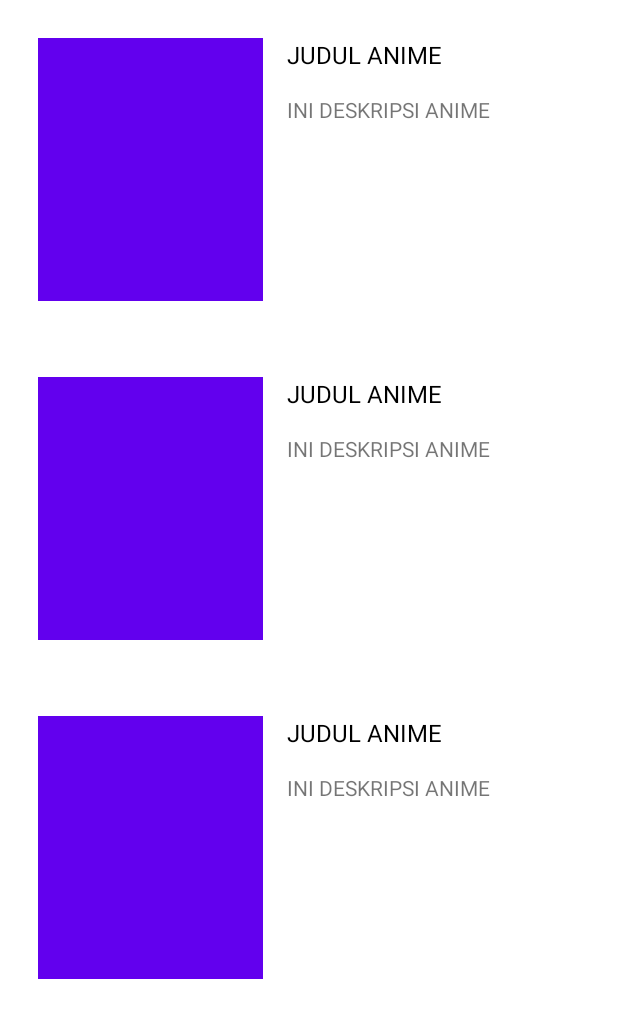
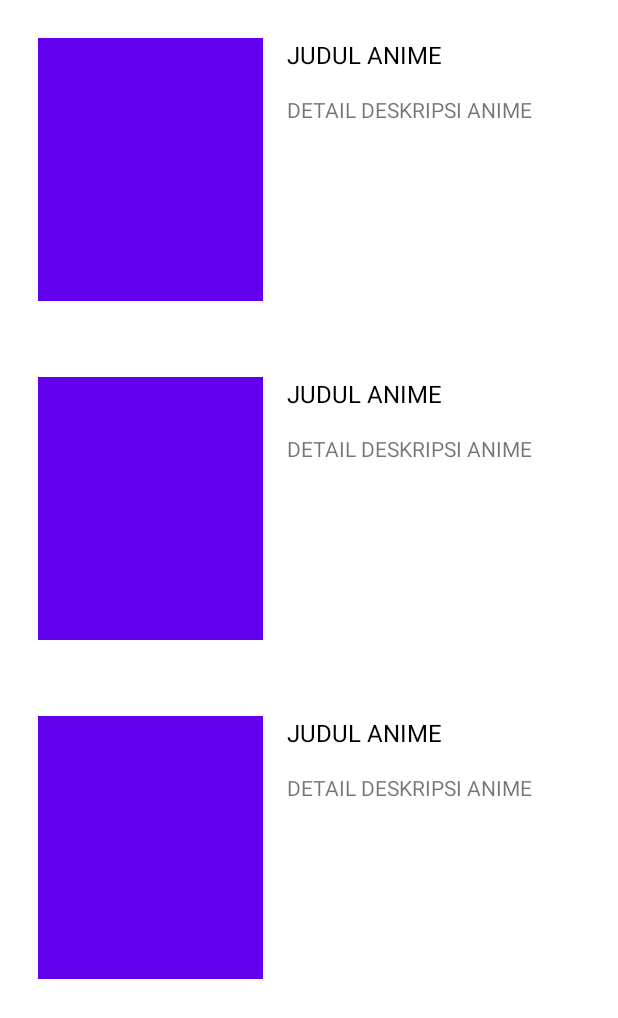
Before and after one commit to dwirahmadita/BakumanV2, an Android app: the layout activity_main.xml on its own in the app's theme, with its tools: preview values and no code run, on a phone screen of 412 x 824 dp. Shown: the top 1018 px of the screen. Run offline under Robolectric (Android 15) with nearby library versions, the phone set to English and light mode, and no system bars.

Commit message:
Update item_movie.xml

```diff
--- a/app/src/main/res/layout/item_movie.xml
+++ b/app/src/main/res/layout/item_movie.xml
@@ -28,7 +28,7 @@
         android:layout_marginStart="16dp"
         android:layout_marginTop="16dp"
         android:maxLines="4"
-        android:text="INI DESKRIPSI ANIME"/>
+        android:text="DETAIL DESKRIPSI ANIME"/>
 
 
 
```
